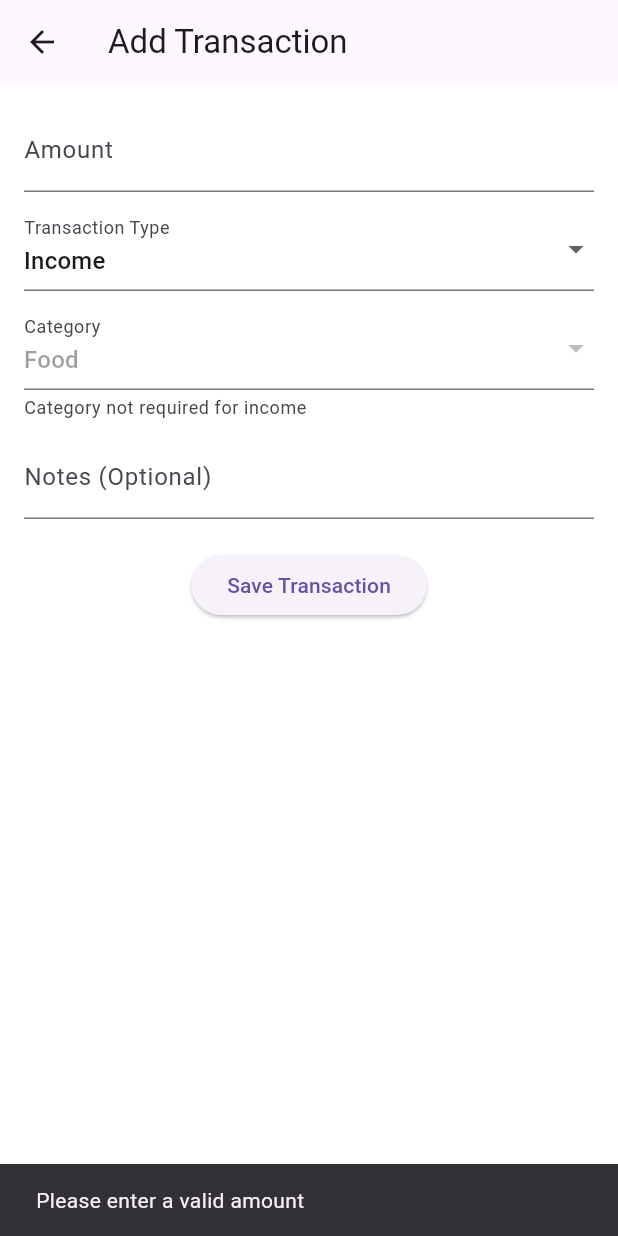
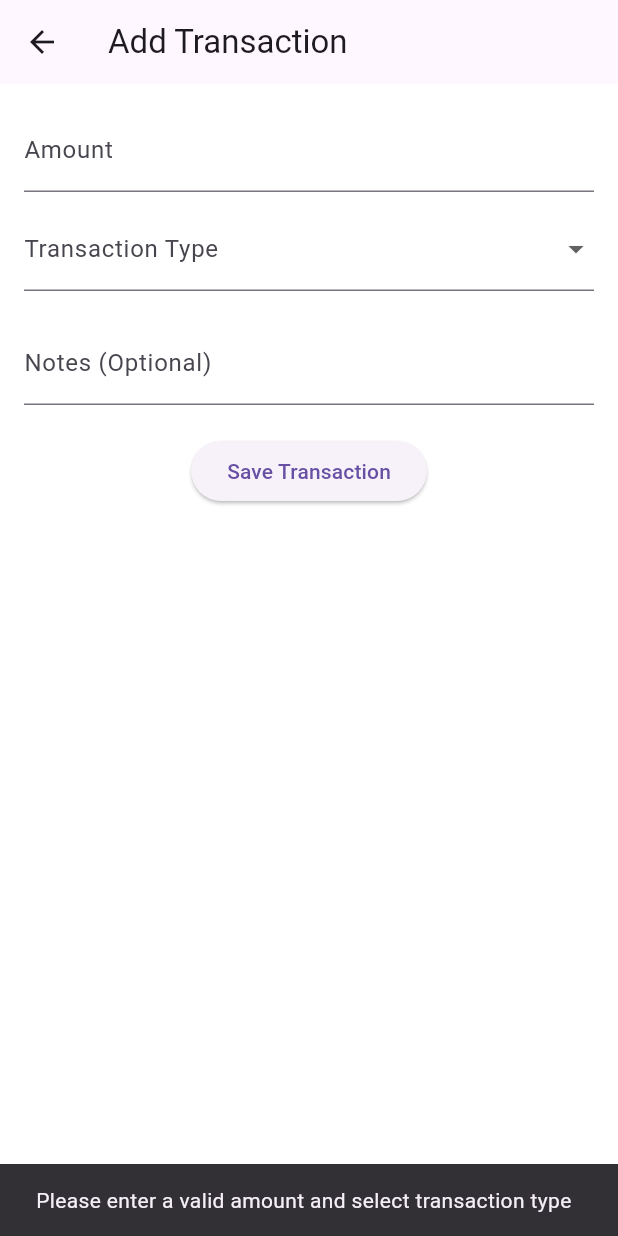
Before and after one commit to NiyakoA1/Personal-Finance-, a Flutter app: the AddTransactionScreen screen opened by its route, after a tap on "Save Transaction", on a phone screen of 412 x 824 dp. Run offline on Flutter 3.47's test engine with Material 3 defaults, Android fonts, the phone set to English and light mode, and no system bars; our stand-ins replace fl_chart, hive, hive_flutter, pie_chart; accounts and stored records are empty.

Commit message:
changed the trnasaction type drop down default display settings

```diff
--- a/lib/add_transaction_screen.dart
+++ b/lib/add_transaction_screen.dart
@@ -1,4 +1,3 @@
-// lib/add_transaction_screen.dart
 import 'package:flutter/material.dart';
 import 'package:provider/provider.dart';
 import 'transaction_provider.dart';
@@ -14,12 +13,9 @@ class AddTransactionScreen extends StatefulWidget {
 class _AddTransactionScreenState extends State<AddTransactionScreen> {
   final TextEditingController amountController = TextEditingController();
   final TextEditingController notesController = TextEditingController();
-  final TextEditingController categoryController = TextEditingController(
-    text: 'Food',
-  );
 
-  String transactionType = 'Income';
-  String category = 'Food';
+  String? transactionType;
+  String? category;
 
   @override
   Widget build(BuildContext context) {
@@ -48,15 +44,15 @@ class _AddTransactionScreenState extends State<AddTransactionScreen> {
                   }).toList(),
               onChanged: (value) {
                 setState(() {
-                  transactionType = value!;
-
-                  if (transactionType == 'Income') category = 'Income';
+                  transactionType = value;
+                  category = null;
                 });
               },
               decoration: InputDecoration(labelText: 'Transaction Type'),
             ),
             const SizedBox(height: 10),
 
+            if (transactionType == 'Expense')
               DropdownButtonFormField<String>(
                 value: category,
                 items:
@@ -68,21 +64,12 @@ class _AddTransactionScreenState extends State<AddTransactionScreen> {
                         child: Text(cat),
                       );
                     }).toList(),
-              onChanged:
-                  transactionType == 'Expense'
-                      ? (value) {
+                onChanged: (value) {
                   setState(() {
-                          category = value!;
+                    category = value;
                   });
-                      }
-                      : null,
-              decoration: InputDecoration(
-                labelText: 'Category',
-                helperText:
-                    transactionType == 'Income'
-                        ? 'Category not required for income'
-                        : 'Choose expense category',
-              ),
+                },
+                decoration: InputDecoration(labelText: 'Category'),
               ),
             const SizedBox(height: 10),
 
@@ -95,11 +82,12 @@ class _AddTransactionScreenState extends State<AddTransactionScreen> {
             ElevatedButton(
               onPressed: () {
                 double amount = double.tryParse(amountController.text) ?? 0.0;
-                if (amount > 0) {
+                if (amount > 0 && transactionType != null) {
                   final newTransaction = TransactionModel(
                     amount: amount,
-                    type: transactionType,
-                    category: transactionType == 'Income' ? 'Income' : category,
+                    type: transactionType!,
+                    category:
+                        transactionType == 'Income' ? 'Income' : category!,
                     date: DateTime.now(),
                     notes: notesController.text,
                   );
@@ -113,7 +101,9 @@ class _AddTransactionScreenState extends State<AddTransactionScreen> {
                 } else {
                   ScaffoldMessenger.of(context).showSnackBar(
                     const SnackBar(
-                      content: Text('Please enter a valid amount'),
+                      content: Text(
+                        'Please enter a valid amount and select transaction type',
+                      ),
                     ),
                   );
                 }
```
Lines whose indentation alone changed are shown as unchanged.
